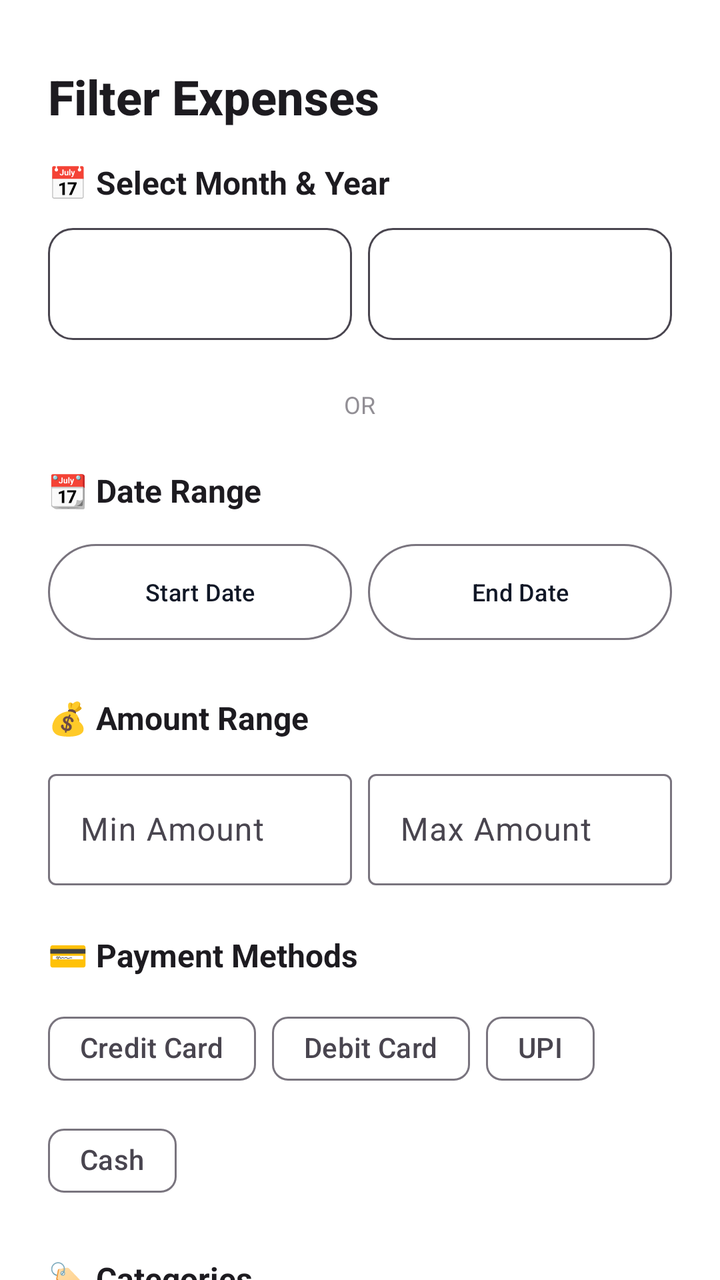
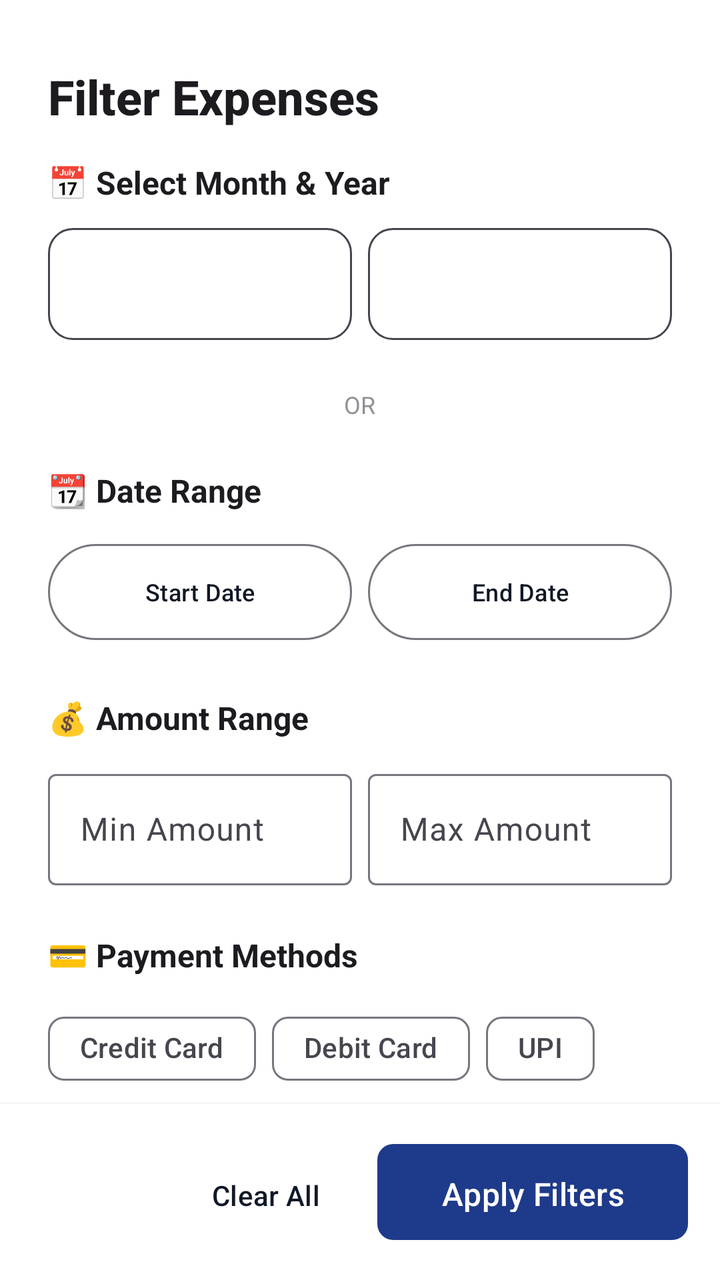

Screens rendered from an Android XML layout before and after an edit, with the pre-edit source and the edit as a unified diff.
<!-- AndroidManifest.xml: application theme Theme.ExpenseTracker.Timeless -->
<!-- res/layout/bottom_sheet_filter.xml -->
<?xml version="1.0" encoding="utf-8"?>
<LinearLayout xmlns:android="http://schemas.android.com/apk/res/android"
    xmlns:app="http://schemas.android.com/apk/res-auto"
    android:layout_width="match_parent"
    android:layout_height="wrap_content"
    android:orientation="vertical"
    android:background="?attr/colorSurface">

    
    <View
        android:layout_width="48dp"
        android:layout_height="4dp"
        android:background="?android:textColorSecondary"
        android:alpha="0.3"
        android:layout_gravity="center_horizontal"
        android:layout_marginTop="12dp"
        android:layout_marginBottom="16dp" />

    
    <TextView
        android:layout_width="wrap_content"
        android:layout_height="wrap_content"
        android:text="Filter Expenses"
        android:textSize="24sp"
        android:textStyle="bold"
        android:textColor="?android:textColorPrimary"
        android:fontFamily="sans-serif-medium"
        android:layout_marginStart="24dp"
        android:layout_marginEnd="24dp"
        android:layout_marginBottom="16dp" />

    
    <androidx.core.widget.NestedScrollView
        android:layout_width="match_parent"
        android:layout_height="wrap_content"
        android:maxHeight="480dp"
        android:clipToPadding="false"
        android:fillViewport="false">

        <LinearLayout
            android:layout_width="match_parent"
            android:layout_height="wrap_content"
            android:orientation="vertical"
            android:paddingStart="24dp"
            android:paddingEnd="24dp"
            android:paddingBottom="16dp">

            
            <TextView
                android:layout_width="wrap_content"
                android:layout_height="wrap_content"
                android:text="📅 Select Month &amp; Year"
                android:textSize="16sp"
                android:textStyle="bold"
                android:textColor="?android:textColorPrimary"
                android:layout_marginBottom="12dp" />

            <LinearLayout
                android:layout_width="match_parent"
                android:layout_height="wrap_content"
                android:orientation="horizontal"
                android:layout_marginBottom="24dp">

                <Spinner
                    android:id="@+id/spinnerMonth"
                    android:layout_width="0dp"
                    android:layout_height="56dp"
                    android:layout_weight="1"
                    android:background="@drawable/bg_spinner_outline"
                    android:padding="12dp"
                    android:layout_marginEnd="8dp" />

                <Spinner
                    android:id="@+id/spinnerYear"
                    android:layout_width="0dp"
                    android:layout_height="56dp"
                    android:layout_weight="1"
                    android:background="@drawable/bg_spinner_outline"
                    android:padding="12dp" />

            </LinearLayout>

            
            <LinearLayout
                android:layout_width="match_parent"
                android:layout_height="wrap_content"
                android:orientation="horizontal"
                android:gravity="center_vertical"
                android:layout_marginBottom="24dp">

                <View
                    android:layout_width="0dp"
                    android:layout_height="1dp"
                    android:layout_weight="1"
                    android:background="?android:textColorSecondary"
                    android:alpha="0.2" />

                <TextView
                    android:layout_width="wrap_content"
                    android:layout_height="wrap_content"
                    android:text="  OR  "
                    android:textSize="12sp"
                    android:textColor="?android:textColorSecondary"
                    android:alpha="0.6" />

                <View
                    android:layout_width="0dp"
                    android:layout_height="1dp"
                    android:layout_weight="1"
                    android:background="?android:textColorSecondary"
                    android:alpha="0.2" />

            </LinearLayout>

            
            <TextView
                android:layout_width="wrap_content"
                android:layout_height="wrap_content"
                android:text="📆 Date Range"
                android:textSize="16sp"
                android:textStyle="bold"
                android:textColor="?android:textColorPrimary"
                android:layout_marginBottom="12dp" />

            <LinearLayout
                android:layout_width="match_parent"
                android:layout_height="wrap_content"
                android:orientation="horizontal"
                android:layout_marginBottom="24dp">

                <com.google.android.material.button.MaterialButton
                    android:id="@+id/btnSelectStartDate"
                    android:layout_width="0dp"
                    android:layout_height="56dp"
                    android:layout_weight="1"
                    android:text="Start Date"
                    android:textSize="12sp"
                    android:maxLines="1"
                    style="@style/Widget.Material3.Button.OutlinedButton"
                    android:layout_marginEnd="8dp" />

                <com.google.android.material.button.MaterialButton
                    android:id="@+id/btnSelectEndDate"
                    android:layout_width="0dp"
                    android:layout_height="56dp"
                    android:layout_weight="1"
                    android:text="End Date"
                    android:textSize="12sp"
                    android:maxLines="1"
                    style="@style/Widget.Material3.Button.OutlinedButton" />

            </LinearLayout>

            
            <TextView
                android:layout_width="wrap_content"
                android:layout_height="wrap_content"
                android:text="💰 Amount Range"
                android:textSize="16sp"
                android:textStyle="bold"
                android:textColor="?android:textColorPrimary"
                android:layout_marginBottom="12dp" />

            <LinearLayout
                android:layout_width="match_parent"
                android:layout_height="wrap_content"
                android:orientation="horizontal"
                android:layout_marginBottom="24dp">

                <com.google.android.material.textfield.TextInputLayout
                    android:layout_width="0dp"
                    android:layout_height="wrap_content"
                    android:layout_weight="1"
                    android:hint="Min Amount"
                    style="@style/Widget.Material3.TextInputLayout.OutlinedBox"
                    android:layout_marginEnd="8dp">

                    <com.google.android.material.textfield.TextInputEditText
                        android:id="@+id/etMinAmount"
                        android:layout_width="match_parent"
                        android:layout_height="wrap_content"
                        android:inputType="numberDecimal" />

                </com.google.android.material.textfield.TextInputLayout>

                <com.google.android.material.textfield.TextInputLayout
                    android:layout_width="0dp"
                    android:layout_height="wrap_content"
                    android:layout_weight="1"
                    android:hint="Max Amount"
                    style="@style/Widget.Material3.TextInputLayout.OutlinedBox">

                    <com.google.android.material.textfield.TextInputEditText
                        android:id="@+id/etMaxAmount"
                        android:layout_width="match_parent"
                        android:layout_height="wrap_content"
                        android:inputType="numberDecimal" />

                </com.google.android.material.textfield.TextInputLayout>

            </LinearLayout>

            
            <TextView
                android:layout_width="wrap_content"
                android:layout_height="wrap_content"
                android:text="💳 Payment Methods"
                android:textSize="16sp"
                android:textStyle="bold"
                android:textColor="?android:textColorPrimary"
                android:layout_marginBottom="12dp" />

            <com.google.android.material.chip.ChipGroup
                android:layout_width="match_parent"
                android:layout_height="wrap_content"
                android:layout_marginBottom="24dp">

                <com.google.android.material.chip.Chip
                    android:id="@+id/cbCreditCard"
                    android:layout_width="wrap_content"
                    android:layout_height="wrap_content"
                    android:text="Credit Card"
                    style="@style/Widget.Material3.Chip.Filter" />

                <com.google.android.material.chip.Chip
                    android:id="@+id/cbDebitCard"
                    android:layout_width="wrap_content"
                    android:layout_height="wrap_content"
                    android:text="Debit Card"
                    style="@style/Widget.Material3.Chip.Filter" />

                <com.google.android.material.chip.Chip
                    android:id="@+id/cbUpi"
                    android:layout_width="wrap_content"
                    android:layout_height="wrap_content"
                    android:text="UPI"
                    style="@style/Widget.Material3.Chip.Filter" />

                <com.google.android.material.chip.Chip
                    android:id="@+id/cbCash"
                    android:layout_width="wrap_content"
                    android:layout_height="wrap_content"
                    android:text="Cash"
                    style="@style/Widget.Material3.Chip.Filter" />

            </com.google.android.material.chip.ChipGroup>

            
            <TextView
                android:layout_width="wrap_content"
                android:layout_height="wrap_content"
                android:text="🏷️ Categories"
                android:textSize="16sp"
                android:textStyle="bold"
                android:textColor="?android:textColorPrimary"
                android:layout_marginBottom="12dp" />

            <LinearLayout
                android:id="@+id/layoutCategories"
                android:layout_width="match_parent"
                android:layout_height="wrap_content"
                android:orientation="vertical"
                android:layout_marginBottom="16dp" />

        </LinearLayout>

    </androidx.core.widget.NestedScrollView>

    
    <View
        android:layout_width="match_parent"
        android:layout_height="1dp"
        android:background="?android:textColorSecondary"
        android:alpha="0.1" />

    <LinearLayout
        android:layout_width="match_parent"
        android:layout_height="wrap_content"
        android:orientation="horizontal"
        android:gravity="end"
        android:paddingStart="16dp"
        android:paddingEnd="16dp"
        android:paddingTop="16dp"
        android:paddingBottom="16dp"
        android:background="?attr/colorSurface"
        android:elevation="8dp">

        <com.google.android.material.button.MaterialButton
            android:id="@+id/btnClearFilters"
            android:layout_width="wrap_content"
            android:layout_height="56dp"
            android:text="Clear All"
            style="@style/Widget.Material3.Button.TextButton"
            android:layout_marginEnd="12dp" />

        <com.google.android.material.button.MaterialButton
            android:id="@+id/btnApplyFilter"
            android:layout_width="wrap_content"
            android:layout_height="56dp"
            android:text="Apply Filters"
            android:paddingStart="32dp"
            android:paddingEnd="32dp"
            style="@style/PremiumButton" />

    </LinearLayout>

</LinearLayout>
<!-- resources referenced by this layout -->
<resources>
  <!-- drawable bg_spinner_outline (drawable) -->
  <?xml version="1.0" encoding="utf-8"?>
  <shape xmlns:android="http://schemas.android.com/apk/res/android">
      <solid android:color="@android:color/transparent" />
      <corners android:radius="12dp" />
      <stroke android:width="1dp" android:color="?android:attr/textColorSecondary" />
  </shape>
  <style name="PremiumButton" parent="Widget.Material3.Button">
          <item name="cornerRadius">8dp</item>
          <item name="android:textSize">16sp</item>
          <item name="android:fontFamily">sans-serif-medium</item>
          <item name="android:letterSpacing">0.01</item>
          <item name="android:paddingTop">14dp</item>
          <item name="android:paddingBottom">14dp</item>
          <item name="backgroundTint">@color/navy_primary</item>
      </style>
  <style name="Theme.ExpenseTracker.Timeless" parent="Theme.Material3.Light.NoActionBar">
          <item name="colorPrimary">@color/timeless_charcoal</item>
          <item name="colorOnPrimary">@color/timeless_white</item>
          <item name="colorSecondary">@color/timeless_gold</item>
          <item name="colorOnSecondary">@color/timeless_white</item>
          <item name="android:colorBackground">@color/timeless_white</item>
          <item name="colorSurface">@color/timeless_white</item>
          <item name="colorOnSurface">@color/timeless_text_primary</item>
          
          
          <item name="android:statusBarColor">@color/timeless_white</item>
          <item name="android:windowLightStatusBar">true</item>
          
          
          <item name="android:navigationBarColor">@color/timeless_white</item>
          <item name="android:windowLightNavigationBar">true</item>
      </style>
  <color name="navy_primary">#1E3A8A</color>
  <color name="timeless_charcoal">#111827</color>
  <color name="timeless_white">#FFFFFF</color>
  <color name="timeless_gold">#14B8A6</color>
  <color name="timeless_text_primary">#111827</color>
</resources>

<!-- the commit's change to res/layout/bottom_sheet_filter.xml (unified diff, before → after) -->
@@ -32,8 +32,9 @@
     
     <androidx.core.widget.NestedScrollView
         android:layout_width="match_parent"
-        android:layout_height="wrap_content"
-        android:maxHeight="480dp"
+        android:layout_height="0dp"
+        android:layout_weight="1"
+        android:maxHeight="450dp"
         android:clipToPadding="false"
         android:fillViewport="false">
 
@@ -260,7 +261,7 @@
                 android:layout_width="match_parent"
                 android:layout_height="wrap_content"
                 android:orientation="vertical"
-                android:layout_marginBottom="16dp" />
+                android:layout_marginBottom="8dp" />
 
         </LinearLayout>
 
@@ -278,12 +279,9 @@
         android:layout_height="wrap_content"
         android:orientation="horizontal"
         android:gravity="end"
-        android:paddingStart="16dp"
-        android:paddingEnd="16dp"
-        android:paddingTop="16dp"
-        android:paddingBottom="16dp"
+        android:padding="16dp"
         android:background="?attr/colorSurface"
-        android:elevation="8dp">
+        android:elevation="4dp">
 
         <com.google.android.material.button.MaterialButton
             android:id="@+id/btnClearFilters"
